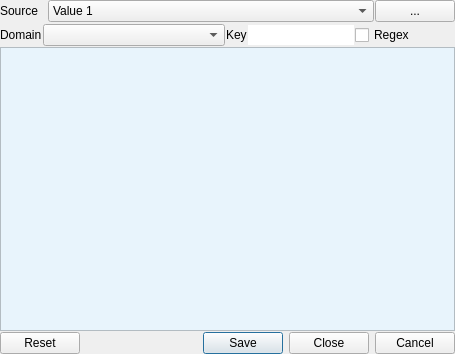
Old version of the form enmapbox/coreapps/metadataeditorV2/metadataeditor.ui in the repository jakimowb/enmapbox_testmigration2.
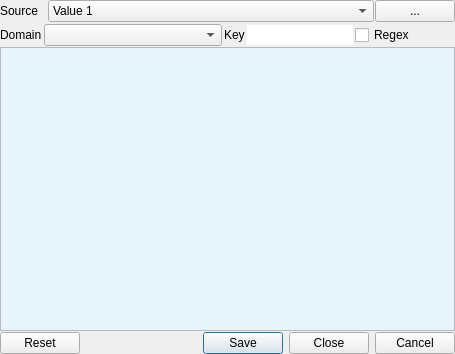
New version of the form. Icons and pictures are not drawn.

Commit message: metadataeditor - added more tests, type-specific widgets

What changed in the file:
```diff
--- a/enmapbox/coreapps/metadataeditorV2/metadataeditor.ui
+++ b/enmapbox/coreapps/metadataeditorV2/metadataeditor.ui
@@ -93,7 +93,7 @@
    <item>
     <layout class="QHBoxLayout" name="horizontalLayout_2">
      <property name="spacing">
-      <number>1</number>
+      <number>2</number>
      </property>
      <property name="bottomMargin">
       <number>0</number>
```
Left out of the diff: 5 changed lines with no effect on the pictures. The commit also changes 4 other files.
